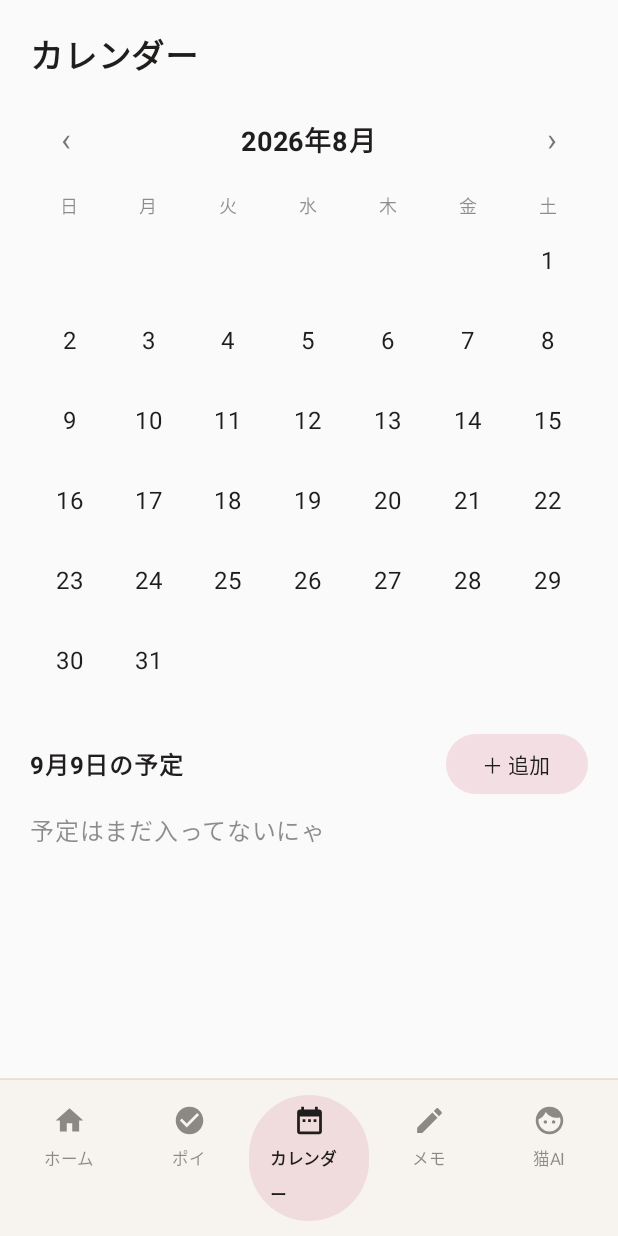
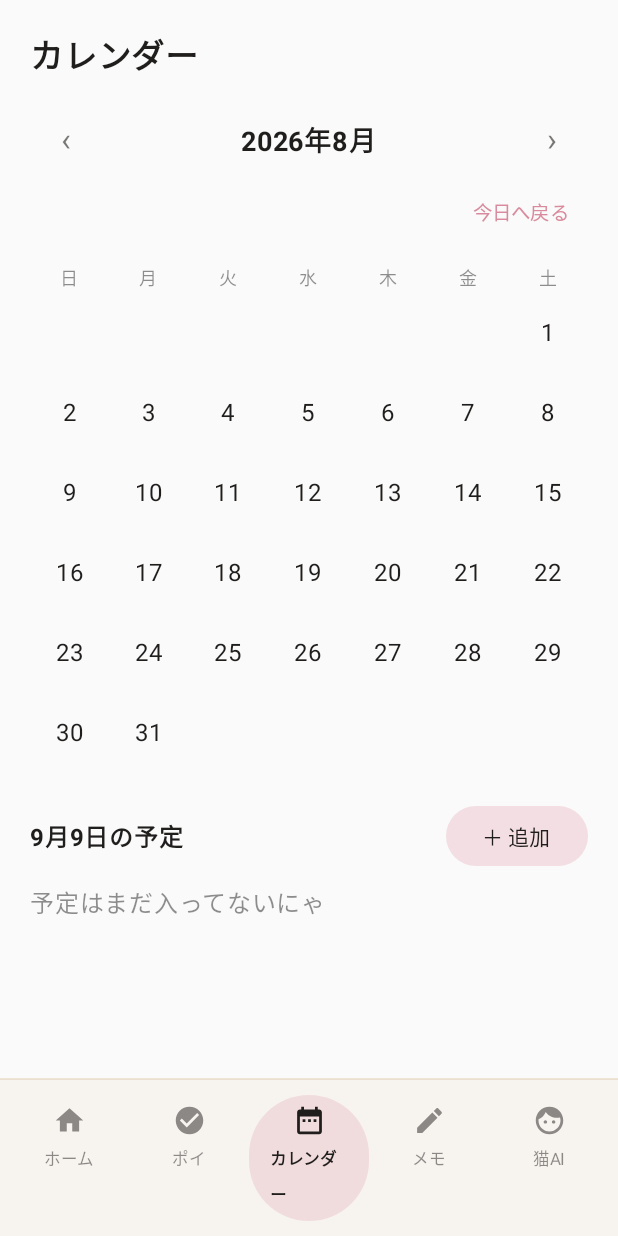
Before and after one commit to mspgllcinfo-MIYU/MSPG, an Android app built with Jetpack Compose: the screen it shows after launch (MainActivity), after a tap on an icon or button, on a phone screen of 412 x 824 dp. Run offline under Robolectric (Android 15) with nearby library versions, the phone set to English and light mode, and no system bars; our stand-ins replace Room's generated code; 1 statement that could not run was skipped; 1 other tap on this screen came first.

Commit message:
Calendar: add "今日へ戻る" to jump back to today
A quiet TextButton appears below MonthHeader, right-aligned, only when
the calendar isn't already showing today's month and date (yearMonth !=
YearMonth.now() || selectedDate != LocalDate.now() — both are existing
CalendarScreen parameters, so no new state or repository call is needed
for the check). Tapping it calls the existing onYearMonthChange/
onSelectedDateChange callbacks with YearMonth.now()/LocalDate.now(),
the same hoisted-state contract MonthHeader's ‹/› and MonthGrid's date
tap already use — AppRoot.kt's rememberSaveable state hoisting is
untouched, as is every other screen.

Styled as ButtonDefaults.textButtonColors(contentColor = CalendarPink) —
a quiet utility action, not a pill, so it doesn't compete with "＋ 追加"
as this screen's primary CTA. Sits inside the existing widthIn(max =
640.dp) LazyColumn item block, so it inherits Fold centering for free.

MonthHeader/MonthGrid/DayCell/EventRow/EventEditDialog, month navigation,
date selection, event CRUD, and photo display are all unchanged — this
is a single additive insertion between MonthHeader and MonthGrid, no
other file touched.

Co-Authored-By: Claude Sonnet 5 <noreply@anthropic.com>
Claude-Session: https://claude.ai/code/session_01YUnQJ4cgUsLyxH7Cu7UTHz

```diff
--- a/android/app/src/main/java/com/mspg/poicat/CalendarScreen.kt
+++ b/android/app/src/main/java/com/mspg/poicat/CalendarScreen.kt
@@ -139,6 +139,19 @@ fun CalendarScreen(
                     onPrev = { onYearMonthChange(yearMonth.minusMonths(1)) },
                     onNext = { onYearMonthChange(yearMonth.plusMonths(1)) },
                 )
+                if (yearMonth != YearMonth.now() || selectedDate != LocalDate.now()) {
+                    Row(modifier = Modifier.fillMaxWidth(), horizontalArrangement = Arrangement.End) {
+                        TextButton(
+                            onClick = {
+                                onYearMonthChange(YearMonth.now())
+                                onSelectedDateChange(LocalDate.now())
+                            },
+                            colors = ButtonDefaults.textButtonColors(contentColor = CalendarPink),
+                        ) {
+                            Text("今日へ戻る", fontSize = 13.sp)
+                        }
+                    }
+                }
                 Spacer(Modifier.height(8.dp))
                 MonthGrid(
                     yearMonth = yearMonth,
```
